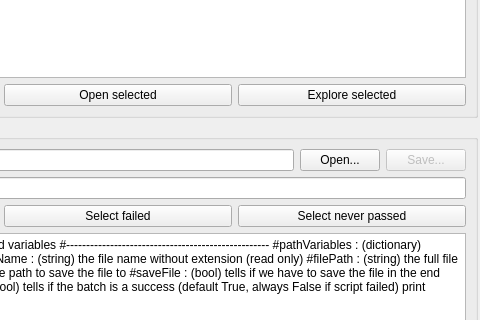
Old version of the form Maya/scripts/UI/tkNodesBatcher.ui in the repository CyrilToonkit/Toonkit_Module_Base; both pictures show x 244 to 724 and y 227 to 547 of the 724 by 840 pixel window.
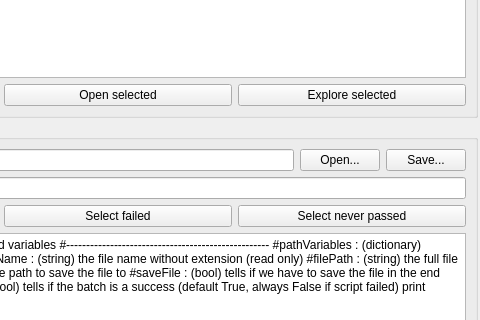
New version of the form. Icons and pictures are not drawn.

The edit to the form file:
```diff
--- a/Maya/scripts/UI/tkNodesBatcher.ui
+++ b/Maya/scripts/UI/tkNodesBatcher.ui
@@ -119,9 +119,6 @@
         </item>
         <item>
          <widget class="QPushButton" name="batcherSaveBT">
-          <property name="enabled">
-           <bool>false</bool>
-          </property>
           <property name="text">
            <string>Save...</string>
           </property>
```
